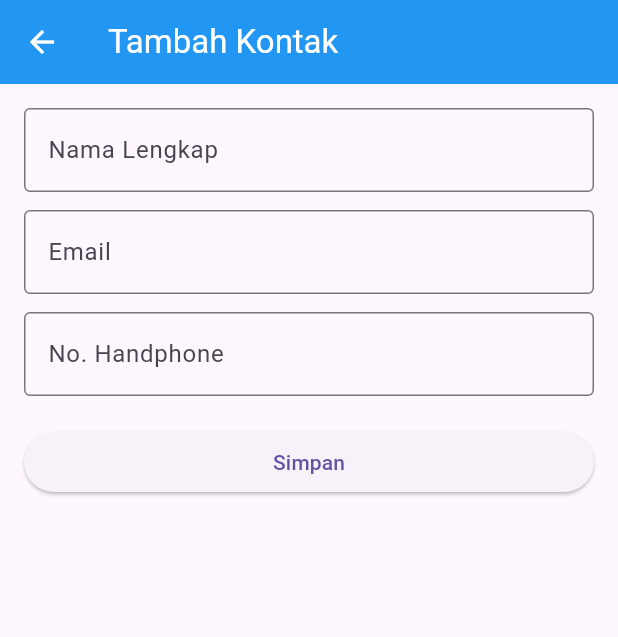
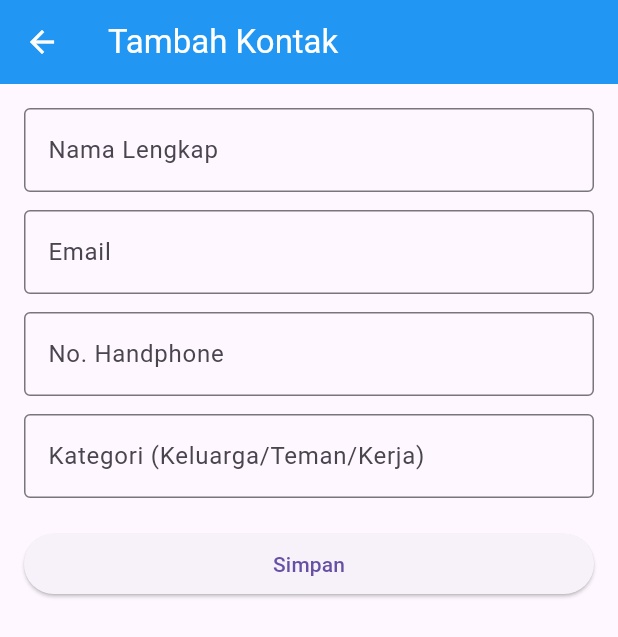
Before and after one commit to bimoibim00-dot/bimo_bukukontak, a Flutter app: the TambahKontakPage screen opened directly, on a phone screen of 412 x 824 dp. Shown: the top 637 px of the screen. Run offline on Flutter 3.47's test engine with Material 3 defaults, Android fonts, the light colour scheme and no system bars.

Commit message:
Menambah Kategori Kontak

```diff
--- a/lib/main.dart
+++ b/lib/main.dart
@@ -24,8 +24,9 @@ class Contact {
   final String name;
   final String email;
   final String phone;
+  final String? kategori;
 
-  Contact({required this.name, required this.email, required this.phone});
+  Contact({required this.name, required this.email, required this.phone, this.kategori});
 }
 
 class HomePage extends StatefulWidget {
@@ -197,7 +198,7 @@ class KontakPage extends StatelessWidget {
               ),
             ),
             title: Text(contact.name),
-            subtitle: Text('${contact.email}\n${contact.phone}'),
+            subtitle: Text('${contact.email}\n${contact.phone}\n${contact.kategori ?? 'Tanpa kategori'}'),
             isThreeLine: true,
             trailing: IconButton(
               icon: Icon(
@@ -224,6 +225,7 @@ class _TambahKontakPageState extends State<TambahKontakPage> {
   final TextEditingController nameController = TextEditingController();
   final TextEditingController emailController = TextEditingController();
   final TextEditingController phoneController = TextEditingController();
+  final TextEditingController kategoriController = TextEditingController();
 
   void _saveContact() {
     if (nameController.text.trim().isEmpty) return;
@@ -234,6 +236,7 @@ class _TambahKontakPageState extends State<TambahKontakPage> {
         name: nameController.text,
         email: emailController.text,
         phone: phoneController.text,
+        kategori: kategoriController.text.isEmpty ? null : kategoriController.text,
       ),
     );
   }
@@ -243,6 +246,7 @@ class _TambahKontakPageState extends State<TambahKontakPage> {
     nameController.dispose();
     emailController.dispose();
     phoneController.dispose();
+    kategoriController.dispose();
     super.dispose();
   }
 
@@ -283,6 +287,14 @@ class _TambahKontakPageState extends State<TambahKontakPage> {
               ),
               keyboardType: TextInputType.phone,
             ),
+            const SizedBox(height: 12),
+            TextField(
+              controller: kategoriController,
+              decoration: const InputDecoration(
+                labelText: 'Kategori (Keluarga/Teman/Kerja)',
+                border: OutlineInputBorder(),
+              ),
+            ),
             const SizedBox(height: 20),
             SizedBox(
               width: double.infinity,
@@ -317,7 +329,7 @@ class FavoritPage extends StatelessWidget {
           child: ListTile(
             leading: const Icon(Icons.star, color: Colors.amber),
             title: Text(contact.name),
-            subtitle: Text('${contact.email}\n${contact.phone}'),
+            subtitle: Text('${contact.email}\n${contact.phone}\n${contact.kategori ?? 'Tanpa kategori'}'),
             isThreeLine: true,
           ),
         );
```
